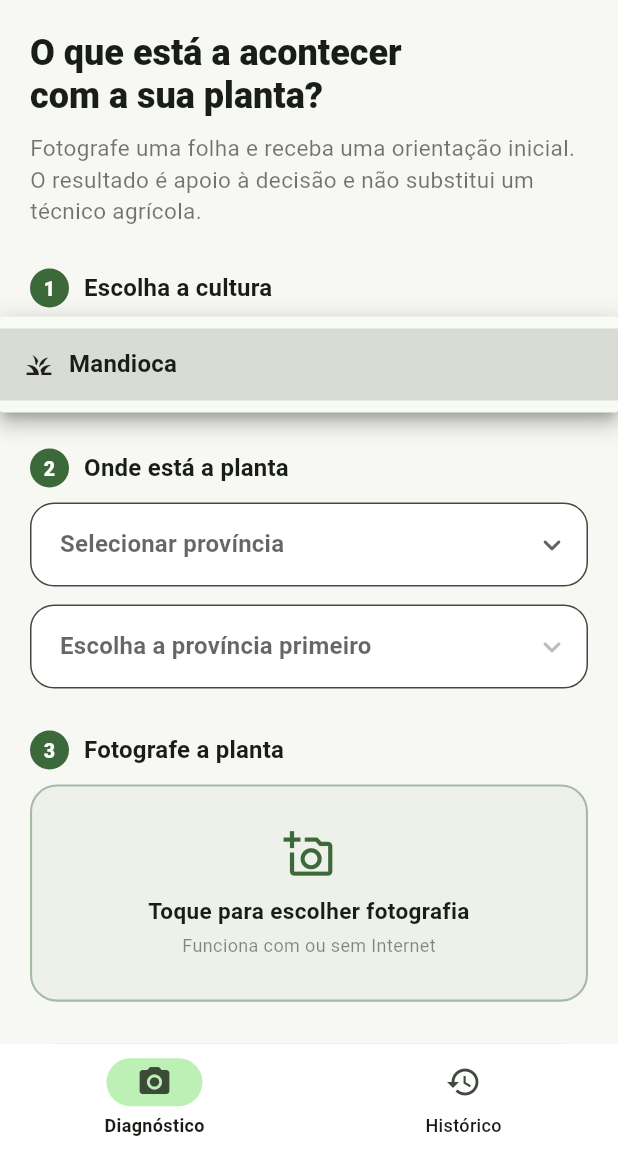
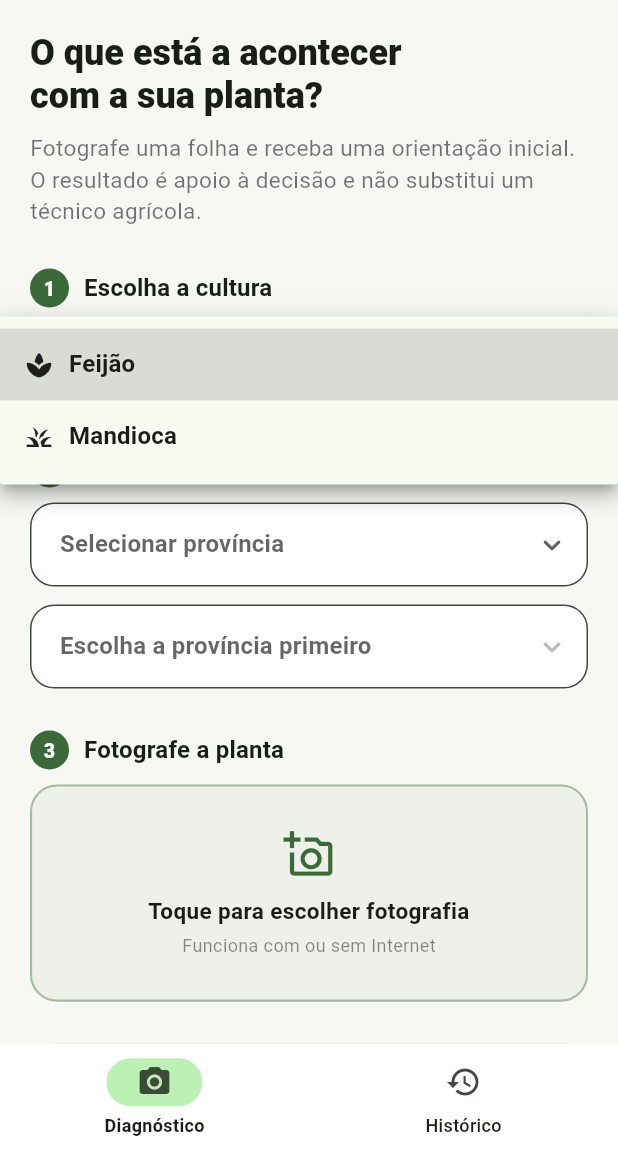
Before and after one commit to Vasco-Fernando-Gabriel/AgroLweza-Mobile, a Flutter app: the screen it shows after launch, after a tap on "Selecionar cultura", on a phone screen of 412 x 824 dp, the part 84-1236 px from its top. Run offline on Flutter 3.47's test engine with Material 3 defaults, Android fonts, the phone set to English and light mode, and no system bars; our stand-ins replace camera, connectivity_plus, image_picker, shared_preferences; missing offline and left inert: tflite_flutter; network calls fail.

Commit message:
Seletor de cultura: um modelo, etiquetas e limiar por cultura
O app passa a suportar feijao e mandioca. crops.dart traz o registo (Dart puro, testavel); o InferenceService recebe a cultura e larga o modelo anterior na troca, mantendo um interpreter de cada vez; o limiar deixa de ser constante global e passa a ser da cultura do proprio registo.

Fecha o AGL-1: o ecra de resultado mostrava 'Mandioca' fixo, agora vem de result.crop. Classes do feijao (saudavel, ferrugem, mancha_angular) entram no catalogo com a mesma ressalva honesta do healthy.

13 testes novos leem os ficheiros reais e fecham os quatro sitios que acrescentar uma cultura toca (registo, pubspec, assets em disco, catalogo) - esquecer um nao da erro de compilacao. 45/45 verdes.

Co-Authored-By: Claude Opus 5 <noreply@anthropic.com>

```diff
--- /dev/null
+++ b/assets/models/agrolweza_beans_labels.txt
@@ -0,0 +1,3 @@
+mancha_angular
+ferrugem
+saudavel
--- /dev/null
+++ b/lib/crops.dart
@@ -0,0 +1,66 @@
+/// Culturas suportadas pelo app.
+///
+/// Cada cultura traz o SEU modelo, as SUAS etiquetas e o SEU limiar de recusa.
+/// Nada disto pode voltar a ser constante partilhada: os modelos diferem na
+/// resolução de entrada (mandioca 224, feijão 320) e o limiar certo depende da
+/// calibração de cada um.
+///
+/// Ficheiro sem dependências de Flutter de propósito, para poder ser testado
+/// sem plataforma. O ícone de cada cultura é escolhido na UI, não aqui.
+class Crop {
+  /// Identificador persistido no histórico. Não mudar: há registos gravados.
+  final String id;
+
+  /// Nome mostrado ao agricultor.
+  final String label;
+
+  final String modelAsset;
+  final String labelsAsset;
+
+  /// Abaixo deste valor o app recusa o diagnóstico específico e pede nova
+  /// fotografia, em vez de arriscar uma classe errada.
+  ///
+  /// ATENÇÃO: o limiar filtra INCERTEZA, não IGNORÂNCIA. Medição de 2026-09-15
+  /// com o modelo do feijão: 78% de imagens de culturas que o modelo nunca viu
+  /// passaram um limiar de 0.9. Subir este número não protege contra o que o
+  /// modelo desconhece — só rejeita fotografias boas. Ver AGL-15.
+  final double abstentionThreshold;
+
+  const Crop({
+    required this.id,
+    required this.label,
+    required this.modelAsset,
+    required this.labelsAsset,
+    required this.abstentionThreshold,
+  });
+}
+
+/// Registo das culturas. A ordem é a que aparece no seletor.
+///
+/// Ao acrescentar uma cultura: registar os dois ficheiros no `pubspec.yaml`,
+/// e acrescentar as classes do modelo ao `diagnosisCatalog` em fixtures.dart
+/// com os mesmos ids do ficheiro de etiquetas.
+const Map<String, Crop> cropCatalog = {
+  'feijao': Crop(
+    id: 'feijao',
+    label: 'Feijão',
+    modelAsset: 'assets/models/agrolweza_beans_v2.tflite',
+    labelsAsset: 'assets/models/agrolweza_beans_labels.txt',
+    abstentionThreshold: 0.6,
+  ),
+  'mandioca': Crop(
+    id: 'mandioca',
+    label: 'Mandioca',
+    modelAsset: 'assets/models/agrolweza_cassava_baseline.tflite',
+    labelsAsset: 'assets/models/agrolweza_class_labels.txt',
+    abstentionThreshold: 0.6,
+  ),
+};
+
+/// Nome a mostrar para um id de cultura vindo do histórico.
+///
+/// Registos antigos podem ter um id que já não existe no catálogo, ou vazio.
+/// Nesse caso devolve-se o próprio id em vez de rebentar — o histórico é para
+/// ser lido, não para falhar por causa de uma cultura descontinuada.
+String cropLabelFor(String cropId) =>
+    cropCatalog[cropId]?.label ?? (cropId.isEmpty ? 'Não indicada' : cropId);
--- a/lib/fixtures.dart
+++ b/lib/fixtures.dart
@@ -88,6 +88,53 @@ const Map<String, DiagnosisInfo> diagnosisCatalog = {
     recommendation:
         'Observe a evolução nas próximas semanas e informe um técnico se piorar.',
   ),
+  // ---- FEIJÃO (modelo agrolweza_beans_v2, classes do ficheiro de etiquetas)
+  // Mesma ressalva do 'healthy' acima: o modelo não atesta saúde, só diz que
+  // não viu o que conhece. Só conhece ferrugem e mancha angular; antracnose,
+  // crestamento bacteriano e mosaico BCMV ainda não estão treinados (AGL-15).
+  'saudavel': DiagnosisInfo(
+    id: 'saudavel',
+    label: 'Sem sinais das doenças que sei reconhecer',
+    severity: 'Indefinida',
+    tone: 'ok',
+    observations: [
+      'Não encontrei ferrugem nem mancha angular nesta folha',
+      'Isto NÃO garante que a planta esteja sã: há doenças do feijão que ainda '
+          'não sei identificar',
+    ],
+    recommendation:
+        'Continue a acompanhar a plantação. Se a planta piorar, ou se vir '
+        'sinais que esta análise não explica, procure um técnico agrícola.',
+  ),
+  'ferrugem': DiagnosisInfo(
+    id: 'ferrugem',
+    label: 'Possível ferrugem do feijoeiro',
+    severity: 'Moderada',
+    tone: 'warn',
+    observations: [
+      'Pústulas pequenas e salientes, cor de ferrugem, sobretudo na página '
+          'inferior da folha',
+      'Em volta de cada pústula pode haver um halo amarelado',
+    ],
+    recommendation:
+        'Mostre a folha a um técnico agrícola antes de aplicar qualquer '
+        'produto. Evite molhar a folhagem na rega e não trabalhe na plantação '
+        'com as plantas ainda molhadas.',
+  ),
+  'mancha_angular': DiagnosisInfo(
+    id: 'mancha_angular',
+    label: 'Possível mancha angular do feijoeiro',
+    severity: 'Moderada',
+    tone: 'warn',
+    observations: [
+      'Manchas de contorno angular, limitadas pelas nervuras da folha',
+      'Podem juntar-se e secar, e a folha cai antes do tempo',
+    ],
+    recommendation:
+        'Mostre a folha a um técnico agrícola antes de aplicar qualquer '
+        'produto. Não reaproveite sementes de plantas afetadas e retire os '
+        'restos da cultura anterior do terreno.',
+  ),
   'unknown': DiagnosisInfo(
     id: 'unknown',
     label: 'Não foi possível confirmar com segurança',
--- a/lib/main.dart
+++ b/lib/main.dart
@@ -7,6 +7,7 @@ import 'package:image_picker/image_picker.dart';
 
 import 'angola_regions.dart';
 import 'camera_capture_screen.dart';
+import 'crops.dart';
 import 'history_item.dart';
 import 'history_repository.dart';
 import 'inference_service.dart';
@@ -103,6 +104,14 @@ const _syncBaseUrl = String.fromEnvironment(
 );
 
 enum AppScreen { home, result, history }
+
+/// Ícone de cada cultura no seletor. Fica na UI e não em [cropCatalog] para
+/// manter o registo de culturas em Dart puro, testável sem plataforma.
+IconData _cropIcon(String cropId) => switch (cropId) {
+      'feijao' => Icons.spa_rounded,
+      'mandioca' => Icons.grass,
+      _ => Icons.eco_rounded,
+    };
 
 /// Cor e ícone associados ao tom do diagnóstico (ok | warn | neutral).
 ///
@@ -366,10 +375,19 @@ class _HomePageState extends State<HomePage> {
     });
 
     try {
-      final result = await _inference.classify(imageFile, framing: _framing);
+      final crop = cropCatalog[_crop];
+      if (crop == null) {
+        throw StateError('Cultura desconhecida: "$_crop".');
+      }
+      final result = await _inference.classify(
+        imageFile,
+        crop: crop,
+        framing: _framing,
+      );
       // Confiança abaixo do limite seguro: recusa o diagnóstico específico
-      // em vez de arriscar mostrar uma classe errada.
-      final diagnosisId = result.confidence >= InferenceService.abstentionThreshold
+      // em vez de arriscar mostrar uma classe errada. O limiar é da cultura,
+      // não global: depende da calibração de cada modelo.
+      final diagnosisId = result.confidence >= crop.abstentionThreshold
           ? result.classId
           : 'unknown';
 
@@ -587,17 +605,18 @@ class _HomePageState extends State<HomePage> {
           initialValue: _crop.isEmpty ? null : _crop,
           hint: const Text('Selecionar cultura'),
           icon: const Icon(Icons.expand_more_rounded),
-          items: const [
-            DropdownMenuItem(
-              value: 'mandioca',
-              child: Row(
-                children: [
-                  Icon(Icons.grass, size: 20),
-                  SizedBox(width: 10),
-                  Text('Mandioca'),
-                ],
+          items: [
+            for (final crop in cropCatalog.values)
+              DropdownMenuItem(
+                value: crop.id,
+                child: Row(
+                  children: [
+                    Icon(_cropIcon(crop.id), size: 20),
+                    const SizedBox(width: 10),
+                    Text(crop.label),
+                  ],
+                ),
               ),
-            ),
           ],
           onChanged: (value) => setState(() => _crop = value ?? ''),
         ),
@@ -763,7 +782,12 @@ class _HomePageState extends State<HomePage> {
     final IconData icon;
     final String title;
     final String guidance;
-    if (result.confidence < InferenceService.abstentionThreshold) {
+    // Limiar da cultura do PRÓPRIO registo, não do que está selecionado agora:
+    // o histórico mostra resultados antigos e cada um foi julgado pelo limiar
+    // da sua cultura.
+    final abstentionThreshold =
+        cropCatalog[result.crop]?.abstentionThreshold ?? 0.6;
+    if (result.confidence < abstentionThreshold) {
       statusLabel = 'RECUSA SEGURA';
       color = const Color(0xFF6B6B6B);
       icon = Icons.help_rounded;
@@ -862,7 +886,10 @@ class _HomePageState extends State<HomePage> {
                       child: _InfoTile(label: 'Gravidade', value: fixture.severity),
                     ),
                     Expanded(
-                      child: _InfoTile(label: 'Cultura', value: 'Mandioca'),
+                      child: _InfoTile(
+                        label: 'Cultura',
+                        value: cropLabelFor(result.crop),
+                      ),
                     ),
                   ],
                 ),
--- a/pubspec.yaml
+++ b/pubspec.yaml
@@ -67,9 +67,13 @@ flutter:
   # assets:
   #   - images/a_dot_burr.jpeg
   #   - images/a_dot_ham.jpeg
+  # Um modelo + um ficheiro de etiquetas POR CULTURA. O par de cada cultura
+  # está declarado em lib/crops.dart; se acrescentares um aqui, acrescenta lá.
   assets:
     - assets/models/agrolweza_cassava_baseline.tflite
     - assets/models/agrolweza_class_labels.txt
+    - assets/models/agrolweza_beans_v2.tflite
+    - assets/models/agrolweza_beans_labels.txt
 
   # An image asset can refer to one or more resolution-specific "variants", see
   # https://flutter.dev/to/resolution-aware-images
```
Also changed, not shown: lib/inference_service.dart (+35 -21 lines), 2 other files.
